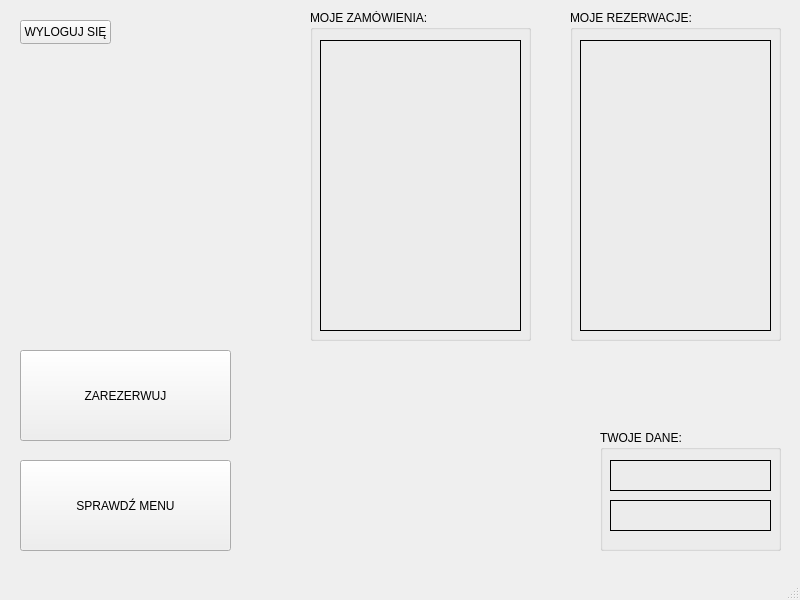
Before: the Qt Designer form ProjektHotel/panelsterowania.ui in dawib19992/ZackiCody, drawn with Qt 5.
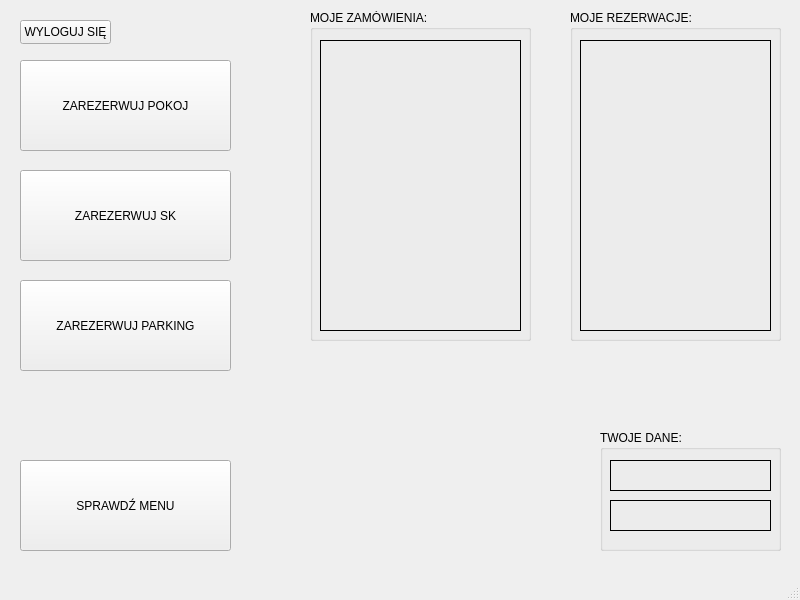
After: the same form once the commit is applied.

What changed in the file:
```diff
--- a/ProjektHotel/panelsterowania.ui
+++ b/ProjektHotel/panelsterowania.ui
@@ -165,15 +165,49 @@
     <property name="geometry">
      <rect>
       <x>20</x>
-      <y>350</y>
+      <y>170</y>
       <width>211</width>
       <height>91</height>
      </rect>
     </property>
     <property name="text">
-     <string>ZAREZERWUJ</string>
+     <string>ZAREZERWUJ SK</string>
     </property>
    </widget>
+   <widget class="QPushButton" name="rezerwujPokoj">
+    <property name="geometry">
+     <rect>
+      <x>20</x>
+      <y>60</y>
+      <width>211</width>
+      <height>91</height>
+     </rect>
+    </property>
+    <property name="text">
+     <string>ZAREZERWUJ POKOJ</string>
+    </property>
+   </widget>
+   <widget class="QPushButton" name="rezerwujParking">
+    <property name="geometry">
+     <rect>
+      <x>20</x>
+      <y>280</y>
+      <width>211</width>
+      <height>91</height>
+     </rect>
+    </property>
+    <property name="text">
+     <string>ZAREZERWUJ PARKING</string>
+    </property>
+   </widget>
+   <zorder>rezerwujPokoj</zorder>
+   <zorder>groupBox</zorder>
+   <zorder>sprawdzMenu</zorder>
+   <zorder>wylogujSie</zorder>
+   <zorder>groupBox_2</zorder>
+   <zorder>groupBox_4</zorder>
+   <zorder>rezerwujSK</zorder>
+   <zorder>rezerwujParking</zorder>
   </widget>
   <widget class="QMenuBar" name="menubar">
    <property name="geometry">
```
Left out of the diff: 2 changed lines with no effect on the pictures.
